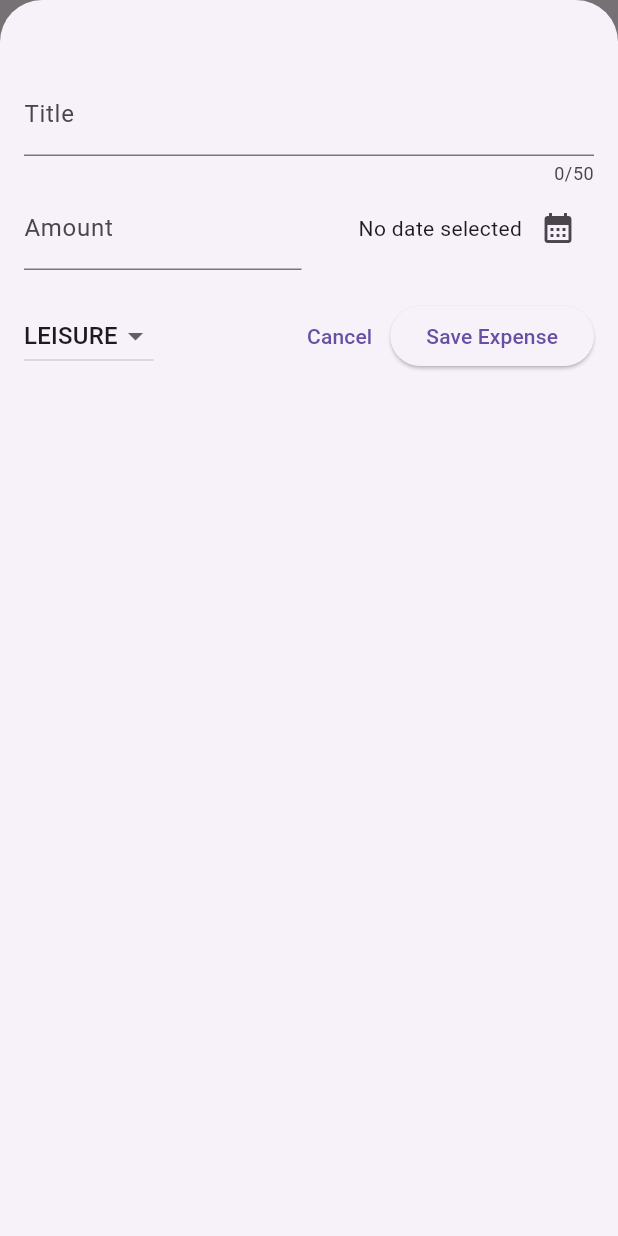
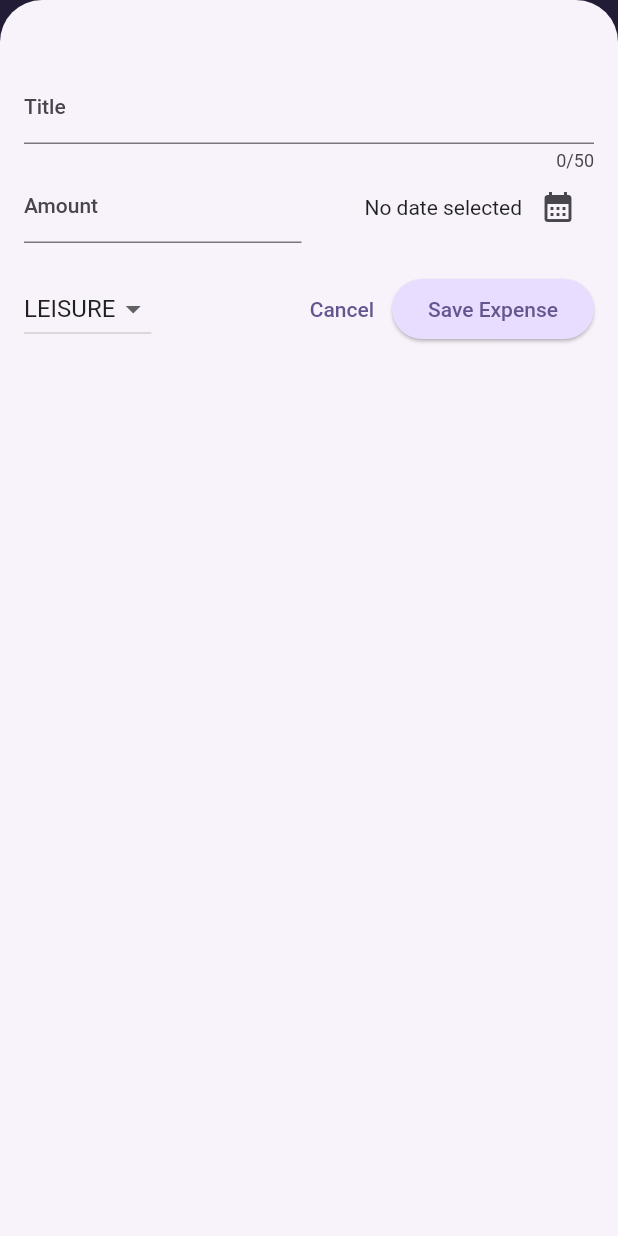
Before and after one commit to Xenovka/flutter_expense_tracker, a Flutter app: the screen it shows after launch, after a tap on the "add" icon, on a phone screen of 412 x 824 dp. Run offline on Flutter 3.47's test engine with Material 2 defaults, Android fonts, the phone set to English and light mode, and no system bars.

Commit message:
add some styling

```diff
--- a/lib/main.dart
+++ b/lib/main.dart
@@ -2,10 +2,35 @@ import 'package:flutter/material.dart';
 
 import 'package:flutter_expense_tracker/widgets/expenses/expenses.dart';
 
+var kColorScheme =
+    ColorScheme.fromSeed(seedColor: const Color.fromARGB(255, 96, 59, 181));
+
 void main() {
   runApp(
     MaterialApp(
-      theme: ThemeData(useMaterial3: true),
+      theme: ThemeData().copyWith(
+        useMaterial3: true,
+        colorScheme: kColorScheme,
+        appBarTheme: const AppBarTheme().copyWith(
+          backgroundColor: kColorScheme.onPrimaryContainer,
+          foregroundColor: kColorScheme.primaryContainer,
+        ),
+        cardTheme: const CardTheme().copyWith(
+          color: kColorScheme.secondaryContainer,
+          margin: const EdgeInsets.symmetric(horizontal: 16, vertical: 8),
+        ),
+        elevatedButtonTheme: ElevatedButtonThemeData(
+          style: ElevatedButton.styleFrom(
+              backgroundColor: kColorScheme.primaryContainer),
+        ),
+        textTheme: ThemeData().textTheme.copyWith(
+              titleLarge: TextStyle(
+                fontWeight: FontWeight.bold,
+                color: kColorScheme.onSecondaryContainer,
+                fontSize: 16,
+              ),
+            ),
+      ),
       home: const Expenses(),
     ),
   );
--- a/lib/widgets/expenses/expense_item.dart
+++ b/lib/widgets/expenses/expense_item.dart
@@ -16,8 +16,12 @@ class ExpenseItem extends StatelessWidget {
           vertical: 16,
         ),
         child: Column(
+          crossAxisAlignment: CrossAxisAlignment.start,
           children: [
-            Text(expense.title),
+            Text(
+              expense.title,
+              style: Theme.of(context).textTheme.titleLarge,
+            ),
             const SizedBox(height: 4),
             Row(
               children: [
--- a/lib/widgets/expenses/expenses_list.dart
+++ b/lib/widgets/expenses/expenses_list.dart
@@ -19,6 +19,9 @@ class ExpensesList extends StatelessWidget {
       itemCount: expenses.length,
       itemBuilder: (ctx, index) => Dismissible(
           key: ValueKey(expenses[index]),
+          background: Container(
+            color: Theme.of(context).colorScheme.error,
+          ),
           onDismissed: (direction) {
             onRemoveExpense(expenses[index]);
           },
```
